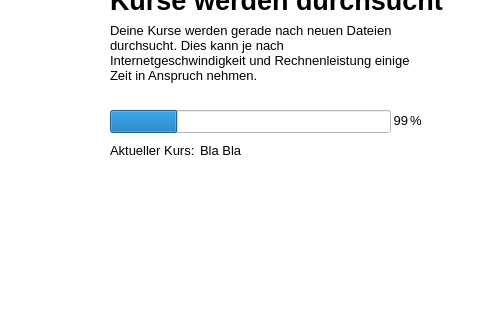
Before: the Qt Designer form IliasCrawler/resources/CrawlingView.ui in HannesHipp/IliasCrawler, drawn with Qt 5; both pictures show x 320 to 800 and y 180 to 500 of the 800 by 500 pixel window.
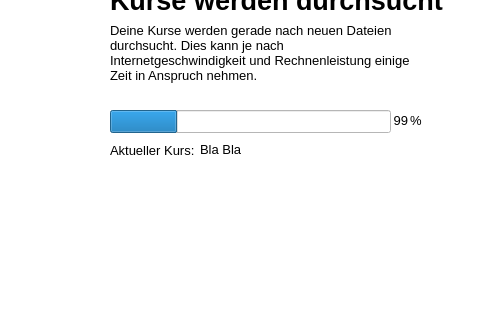
After: the same form once the commit is applied. Icons and pictures are not drawn.

Patch:
```diff
--- a/IliasCrawler/resources/CrawlingView.ui
+++ b/IliasCrawler/resources/CrawlingView.ui
@@ -221,9 +221,9 @@
    <property name="geometry">
     <rect>
      <x>520</x>
-     <y>320</y>
-     <width>91</width>
-     <height>21</height>
+     <y>322</y>
+     <width>191</width>
+     <height>81</height>
     </rect>
    </property>
    <property name="font">
@@ -242,6 +242,9 @@
    <property name="text">
     <string>Bla Bla</string>
    </property>
+   <property name="alignment">
+    <set>Qt::AlignLeading|Qt::AlignLeft|Qt::AlignTop</set>
+   </property>
    <property name="wordWrap">
     <bool>true</bool>
    </property>
```
Left out of the diff: 2 changed lines with no effect on the pictures.
